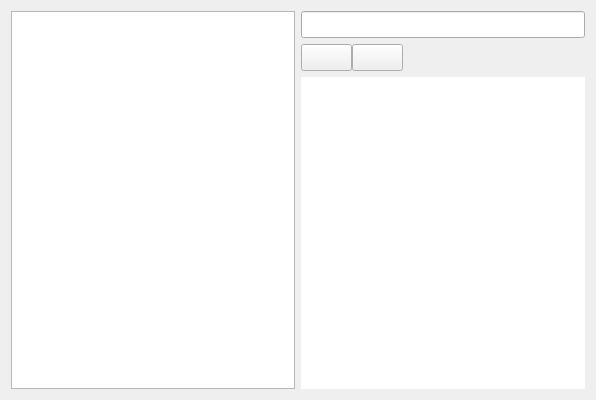
This is FileManager.ui in nekotyan2d/FileManager as Qt 5 draws it before an edit. The edited form follows.
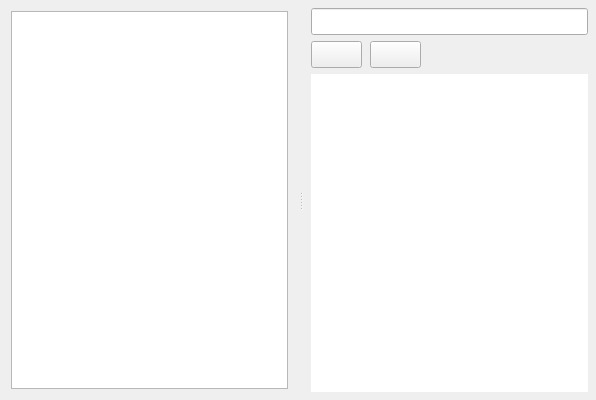
This is the edited form. Icons and pictures are not drawn.

Patch:
```diff
--- a/FileManager.ui
+++ b/FileManager.ui
@@ -15,17 +15,44 @@
   </property>
   <widget class="QWidget" name="centralWidget">
    <layout class="QVBoxLayout" name="verticalLayout" stretch="0">
+    <property name="leftMargin">
+     <number>0</number>
+    </property>
+    <property name="topMargin">
+     <number>0</number>
+    </property>
+    <property name="rightMargin">
+     <number>0</number>
+    </property>
+    <property name="bottomMargin">
+     <number>0</number>
+    </property>
     <item>
-     <layout class="QHBoxLayout" name="mainLayout">
-      <item>
-       <layout class="QVBoxLayout" name="sideBar">
+     <widget class="QSplitter" name="mainSplitter">
+      <property name="orientation">
+       <enum>Qt::Orientation::Horizontal</enum>
+      </property>
+      <widget class="QWidget" name="sideWidget">
+       <layout class="QVBoxLayout" name="sideLayout">
         <item>
          <widget class="QTreeView" name="treeView"/>
         </item>
        </layout>
-      </item>
-      <item>
+      </widget>
+      <widget class="QWidget" name="contentWidget">
        <layout class="QVBoxLayout" name="contentLayout">
+        <property name="leftMargin">
+         <number>8</number>
+        </property>
+        <property name="topMargin">
+         <number>8</number>
+        </property>
+        <property name="rightMargin">
+         <number>8</number>
+        </property>
+        <property name="bottomMargin">
+         <number>8</number>
+        </property>
         <item>
          <widget class="QLineEdit" name="pathLineEdit">
           <property name="font">
@@ -38,7 +65,7 @@
         <item>
          <layout class="QHBoxLayout" name="horizontalLayout" stretch="1,0,0">
           <property name="spacing">
-           <number>0</number>
+           <number>8</number>
           </property>
           <property name="sizeConstraint">
            <enum>QLayout::SizeConstraint::SetMinimumSize</enum>
@@ -144,8 +171,8 @@
          </widget>
         </item>
        </layout>
-      </item>
-     </layout>
+      </widget>
+     </widget>
     </item>
    </layout>
   </widget>
```
